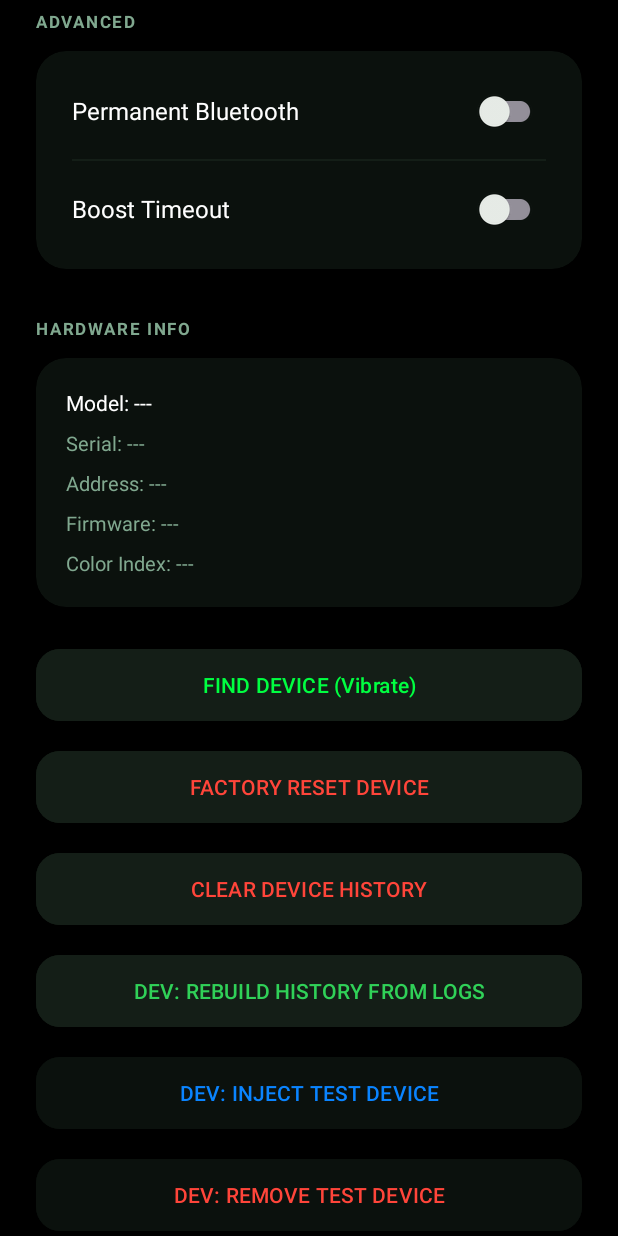
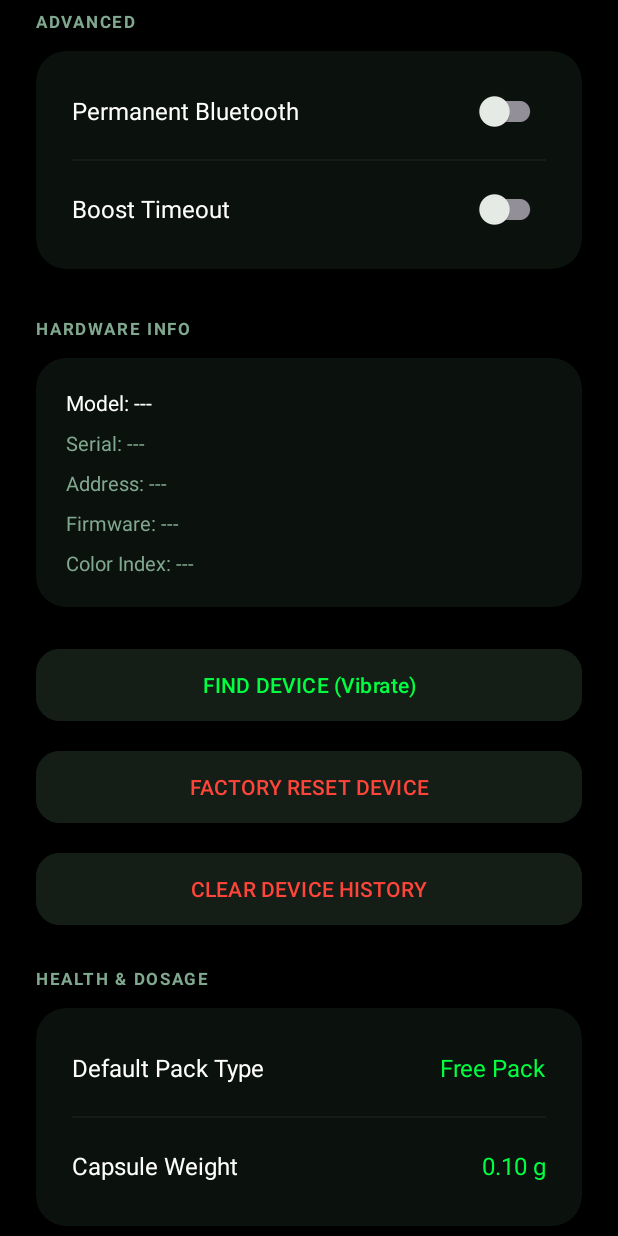
Before and after one commit to 0022111/sbtracker, an Android app: the layout fragment_settings.xml on its own in the app's theme, with its tools: preview values and no code run, scrolled down 1153 dp, on a phone screen of 412 x 824 dp. Run offline under Robolectric (Android 15) with nearby library versions, the phone set to English and light mode, and no system bars.

Commit message:
fix(B-016): Hide developer tools behind 7-tap unlock (pre-Alpha blocker)
Developer tools (Rebuild History, Inject/Remove Test Device) are now
hidden inside a gone LinearLayout (layout_dev_tools). Tapping the
firmware version row 7 times unlocks the section with a toast confirming
developer mode. Toast counts down remaining taps until unlock.

Prevents phantom test devices and dev-only DB operations from being
accidentally triggered by Alpha testers.

https://claude.ai/code/session_01GFsDy39jS1w16TFvfzh4rW

```diff
--- a/app/src/main/res/layout/fragment_settings.xml
+++ b/app/src/main/res/layout/fragment_settings.xml
@@ -614,6 +614,24 @@
             android:textColor="#FF453A"
             app:cornerRadius="16dp" />
 
+        <!-- ── DEVELOPER TOOLS (hidden — tap firmware version 7× to unlock) ── -->
+        <LinearLayout
+            android:id="@+id/layout_dev_tools"
+            android:layout_width="match_parent"
+            android:layout_height="wrap_content"
+            android:orientation="vertical"
+            android:visibility="gone">
+
+            <TextView
+                android:layout_width="wrap_content"
+                android:layout_height="wrap_content"
+                android:layout_marginTop="24dp"
+                android:text="DEVELOPER"
+                android:textColor="#80A88F"
+                android:textSize="11sp"
+                android:letterSpacing="0.1"
+                android:textStyle="bold" />
+
             <Button
                 android:id="@+id/btn_dev_rebuild_history"
                 android:layout_width="match_parent"
@@ -643,6 +661,8 @@
                 android:text="DEV: REMOVE TEST DEVICE"
                 android:textColor="#FF453A"
                 app:cornerRadius="16dp" />
+
+        </LinearLayout>
 
 
         <!-- HEALTH & DOSAGE -->
```
Also changed, not shown: app/src/main/java/com/sbtracker/ui/SettingsFragment.kt (+16 -0 lines). Lines whose indentation alone changed are shown as unchanged.
